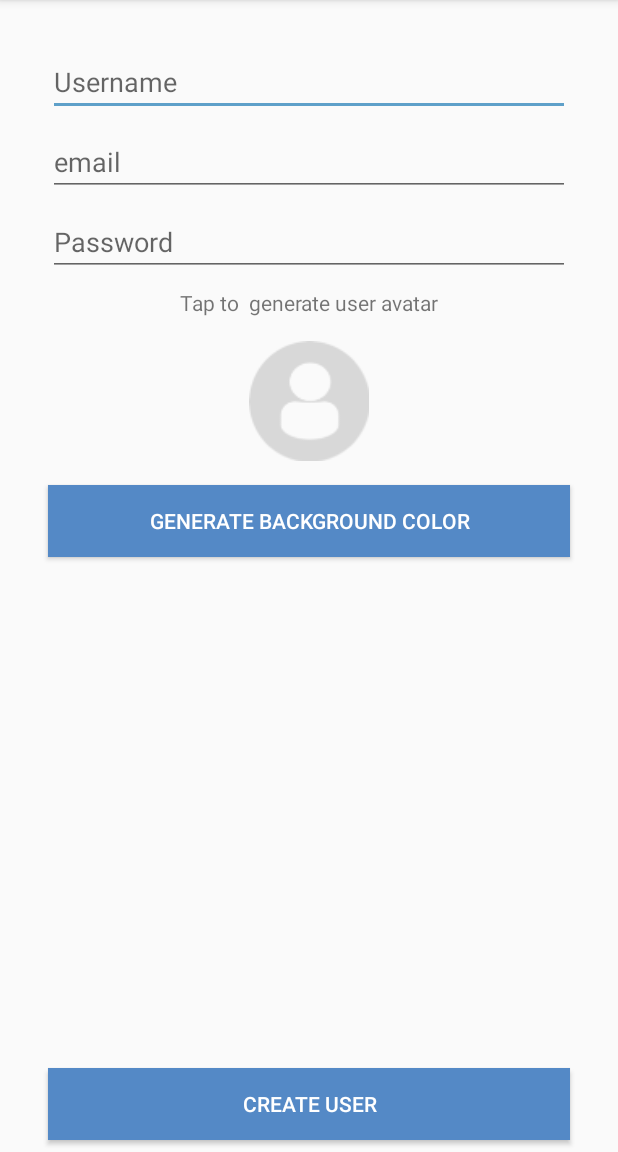
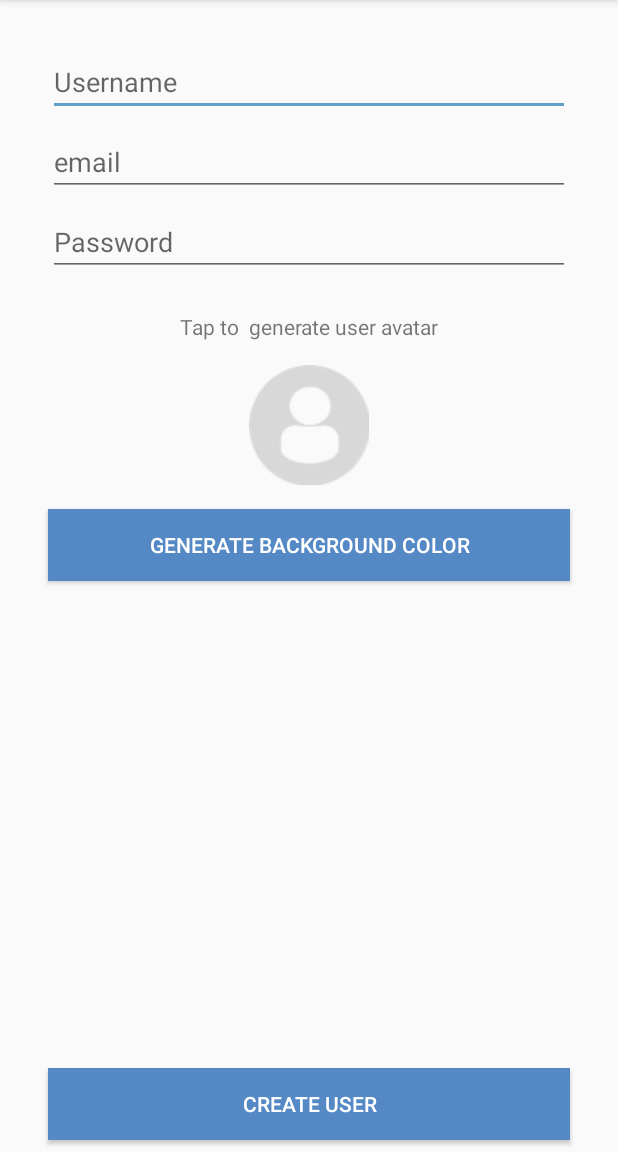
Before and after one commit to Giriraj007/Smack, an Android app: the SignupActivity screen opened directly, with no data from a screen before it, on a phone screen of 412 x 824 dp, the part 84-1236 px from its top. Run offline under Robolectric (Android 15) with nearby library versions, the phone set to English and light mode, and no system bars.

```diff
--- a/app/src/main/java/comp/example/ahsimapc/smack/MainActivity.kt
+++ b/app/src/main/java/comp/example/ahsimapc/smack/MainActivity.kt
@@ -19,6 +19,8 @@ class MainActivity : AppCompatActivity(){
         super.onCreate(savedInstanceState)
         setContentView(R.layout.activity_main)
         setSupportActionBar(toolbar)
+
+
 
 
         val toggle = ActionBarDrawerToggle(
--- a/app/src/main/java/comp/example/ahsimapc/smack/utilities/Constants.kt
+++ b/app/src/main/java/comp/example/ahsimapc/smack/utilities/Constants.kt
@@ -2,3 +2,5 @@ package comp.example.ahsimapc.smack.utilities
 
 const val BASE_URL="https://smackappapi.herokuapp.com/v1/"
 const val AUTH_REGISTER_USER="${BASE_URL}account/register"
+const val AUTH_LOGIN_USER="${BASE_URL}account/login"
+const  val ADD_USER="${BASE_URL}user/add"
--- a/app/src/main/res/layout/activity_signup.xml
+++ b/app/src/main/res/layout/activity_signup.xml
@@ -67,7 +67,7 @@
         android:layout_height="wrap_content"
         android:layout_marginEnd="8dp"
         android:layout_marginStart="8dp"
-        android:layout_marginTop="8dp"
+        android:layout_marginTop="24dp"
         android:text="Tap to  generate user avatar"
         app:layout_constraintEnd_toEndOf="parent"
         app:layout_constraintStart_toStartOf="parent"
@@ -101,4 +101,16 @@
         app:layout_constraintBottom_toBottomOf="parent"
         app:layout_constraintEnd_toEndOf="parent"
         app:layout_constraintStart_toStartOf="parent" />
+
+    <ProgressBar
+        android:id="@+id/spinner"
+        style="?android:attr/progressBarStyle"
+        android:layout_width="wrap_content"
+        android:layout_height="wrap_content"
+        android:layout_marginEnd="8dp"
+        android:layout_marginStart="8dp"
+        android:layout_marginTop="8dp"
+        app:layout_constraintEnd_toEndOf="parent"
+        app:layout_constraintStart_toStartOf="parent"
+        app:layout_constraintTop_toTopOf="@+id/signup_password" />
 </android.support.constraint.ConstraintLayout>
```
Also changed, not shown: app/src/main/java/comp/example/ahsimapc/smack/AuthService.kt (+97 -1 lines), app/src/main/java/comp/example/ahsimapc/smack/SignupActivity.kt (+33 -6 lines), app/src/main/java/comp/example/ahsimapc/smack/UserDataService.kt (added, +12 -0 lines).
